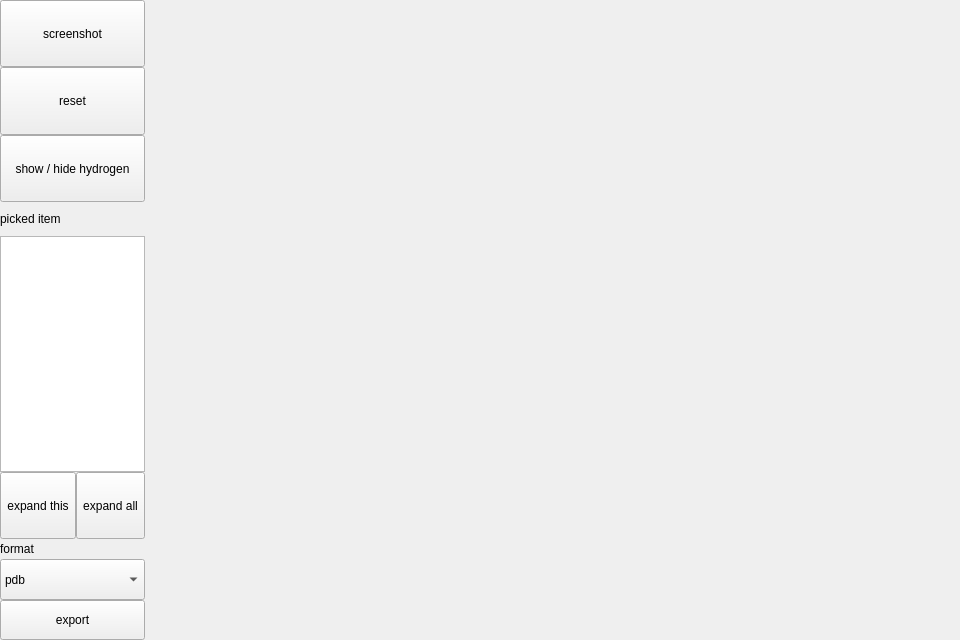
Above: app/ui/view2d_widget.ui from xuguodong1999/COCR before the change. Below: the same form after it.
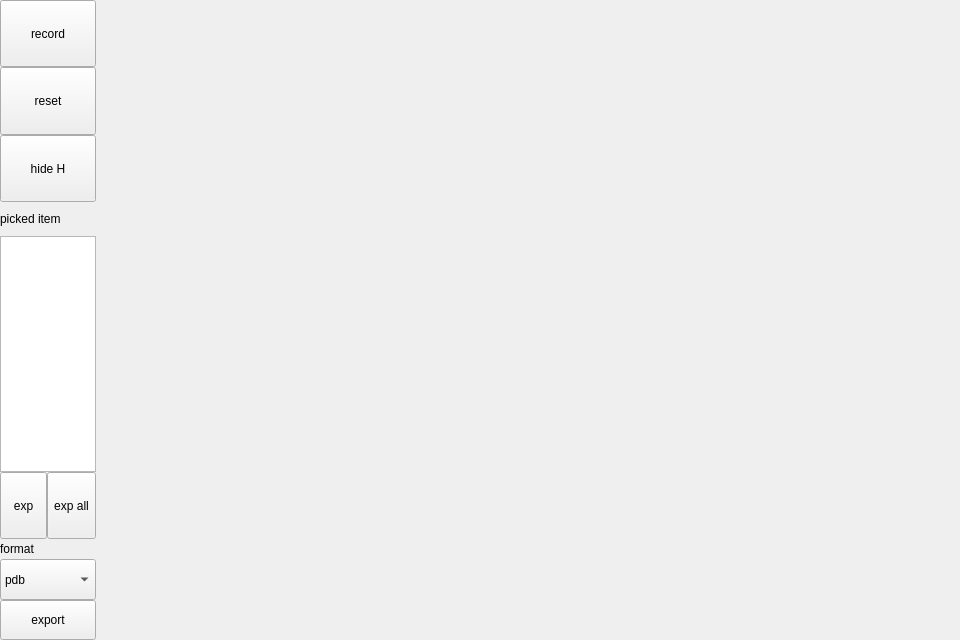
That is the form after the change.

The edit to the form file:
```diff
--- a/app/ui/view2d_widget.ui
+++ b/app/ui/view2d_widget.ui
@@ -43,7 +43,7 @@
                                 </sizepolicy>
                             </property>
                             <property name="text">
-                                <string>screenshot</string>
+        <string>record</string>
                             </property>
                         </widget>
                     </item>
@@ -69,7 +69,7 @@
                                 </sizepolicy>
                             </property>
                             <property name="text">
-                                <string>show / hide hydrogen</string>
+        <string>hide H</string>
                             </property>
                         </widget>
                     </item>
@@ -102,7 +102,7 @@
                                                 </sizepolicy>
                                             </property>
                                             <property name="text">
-                                                <string>expand this</string>
+            <string>exp</string>
                                             </property>
                                         </widget>
                                     </item>
@@ -115,7 +115,7 @@
                                                 </sizepolicy>
                                             </property>
                                             <property name="text">
-                                                <string>expand all</string>
+            <string>exp all</string>
                                             </property>
                                         </widget>
                                     </item>
```
Lines whose indentation alone changed are shown as unchanged.
